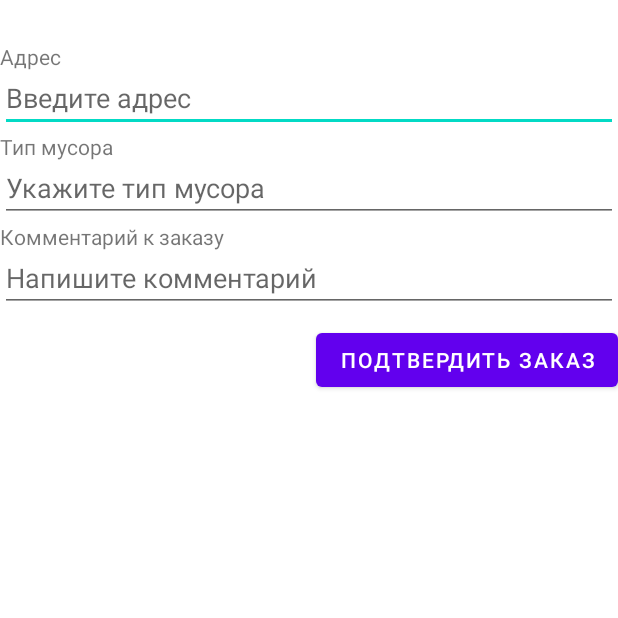
After one commit to ShmerlingMax/Garbage, an Android app: the CreateOrderActivity screen opened directly, with no data from a screen before it, on a phone screen of 412 x 824 dp, the top half of it. The commit adds this screen. Run offline under Robolectric (Android 15) with nearby library versions, the phone set to English and light mode, and no system bars.

Commit message:
Add CreateOrderActivity and start save it in firebase

```diff
--- /dev/null
+++ b/Garbage_Kings/app/src/main/java/com/example/garbagekings/CreateOrderActivity.java
@@ -0,0 +1,33 @@
+package com.example.garbagekings;
+
+import androidx.appcompat.app.AppCompatActivity;
+
+import android.os.Bundle;
+import android.view.View;
+import android.widget.Button;
+import android.widget.EditText;
+
+public class CreateOrderActivity extends AppCompatActivity {
+
+    Button btnConfirmOrder;
+
+    @Override
+    protected void onCreate(Bundle savedInstanceState) {
+        super.onCreate(savedInstanceState);
+        setContentView(R.layout.activity_create_order);
+
+        btnConfirmOrder = findViewById(R.id.btnConfirmOrder);
+        btnConfirmOrder.setOnClickListener(new View.OnClickListener() {
+            @Override
+            public void onClick(View v) {
+                EditText addressText = findViewById(R.id.address);
+                EditText garbageTypeText = findViewById(R.id.garbageType);
+                EditText commentText = findViewById(R.id.comment);
+
+                String address = addressText.getText().toString();
+                String garbageType = garbageTypeText.getText().toString();
+                String comment = commentText.getText().toString();
+            }
+        });
+    }
+}
--- /dev/null
+++ b/Garbage_Kings/app/src/main/res/layout/activity_create_order.xml
@@ -0,0 +1,83 @@
+<?xml version="1.0" encoding="utf-8"?>
+<androidx.constraintlayout.widget.ConstraintLayout xmlns:android="http://schemas.android.com/apk/res/android"
+    xmlns:app="http://schemas.android.com/apk/res-auto"
+    xmlns:tools="http://schemas.android.com/tools"
+    android:layout_width="match_parent"
+    android:layout_height="match_parent"
+    tools:context=".CreateOrderActivity">
+
+    <TextView
+        android:id="@+id/addressLabel"
+        android:layout_width="0dp"
+        android:layout_height="20dp"
+        android:layout_marginTop="28dp"
+        android:text="@string/address_label"
+        app:layout_constraintHorizontal_bias="0.0"
+        app:layout_constraintLeft_toLeftOf="parent"
+        app:layout_constraintRight_toRightOf="parent"
+        app:layout_constraintTop_toTopOf="parent" />
+
+    <EditText
+        android:id="@+id/address"
+        android:layout_width="0dp"
+        android:layout_height="40dp"
+        android:layout_marginTop="20dp"
+        android:hint="@string/enter_address"
+        app:layout_constraintHorizontal_bias="1.0"
+        app:layout_constraintLeft_toLeftOf="parent"
+        app:layout_constraintRight_toRightOf="parent"
+        app:layout_constraintTop_toTopOf="@id/addressLabel" />
+
+    <TextView
+        android:id="@+id/garbageTypeLabel"
+        android:layout_width="0dp"
+        android:layout_height="20dp"
+        android:layout_marginTop="40dp"
+        android:text="@string/garbage_type_label"
+        app:layout_constraintHorizontal_bias="0.0"
+        app:layout_constraintLeft_toLeftOf="parent"
+        app:layout_constraintRight_toRightOf="parent"
+        app:layout_constraintTop_toTopOf="@id/address" />
+
+    <EditText
+        android:id="@+id/garbageType"
+        android:layout_width="0dp"
+        android:layout_height="40dp"
+        android:layout_marginTop="20dp"
+        android:hint="@string/enter_garbage_type"
+        app:layout_constraintHorizontal_bias="0.0"
+        app:layout_constraintLeft_toLeftOf="parent"
+        app:layout_constraintRight_toRightOf="parent"
+        app:layout_constraintTop_toTopOf="@id/garbageTypeLabel" />
+
+    <TextView
+        android:id="@+id/commentLabel"
+        android:layout_width="0dp"
+        android:layout_height="20dp"
+        android:layout_marginTop="40dp"
+        android:text="@string/comment_label"
+        app:layout_constraintHorizontal_bias="0.0"
+        app:layout_constraintLeft_toLeftOf="parent"
+        app:layout_constraintRight_toRightOf="parent"
+        app:layout_constraintTop_toTopOf="@id/garbageType" />
+
+    <EditText
+        android:id="@+id/comment"
+        android:layout_width="0dp"
+        android:layout_height="40dp"
+        android:layout_marginTop="20dp"
+        android:hint="@string/enter_comment"
+        app:layout_constraintHorizontal_bias="0.0"
+        app:layout_constraintLeft_toLeftOf="parent"
+        app:layout_constraintRight_toRightOf="parent"
+        app:layout_constraintTop_toTopOf="@id/commentLabel" />
+
+    <Button
+        android:id="@+id/btnConfirmOrder"
+        android:layout_width="wrap_content"
+        android:layout_height="wrap_content"
+        android:layout_marginTop="48dp"
+        android:text="@string/confirm_order"
+        app:layout_constraintRight_toRightOf="parent"
+        app:layout_constraintTop_toTopOf="@id/comment" />
+</androidx.constraintlayout.widget.ConstraintLayout>
--- a/Garbage_Kings/app/src/main/res/values/strings.xml
+++ b/Garbage_Kings/app/src/main/res/values/strings.xml
@@ -15,6 +15,7 @@
     <string name="title_order">Заказы</string>
     <string name="title_profile">Профиль</string>
     <string name="title_activity_settings">SettingsActivity</string>
+    <string name="create_order">Создать заказ</string>
     <!-- Strings used for fragments for navigation -->
     <string name="first_fragment_label">First Fragment</string>
     <string name="second_fragment_label">Second Fragment</string>
@@ -38,4 +39,14 @@
     <string name="attachment_summary_on">Automatically download attachments for incoming emails
     </string>
     <string name="attachment_summary_off">Only download attachments when manually requested</string>
+
+    <!-- Strings to create order -->
+    <string name="address_label">Адрес</string>
+    <string name="garbage_type_label">Тип мусора</string>
+    <string name="comment_label">Комментарий к заказу</string>
+    <string name="enter_address">Введите адрес</string>
+    <string name="enter_garbage_type">Укажите тип мусора</string>
+    <string name="enter_comment">Напишите комментарий</string>
+    <string name="confirm_order">Подтвердить заказ</string>
+
 </resources>
```
Also changed, not shown: Garbage_Kings/app/src/main/AndroidManifest.xml (+4 -7 lines), Garbage_Kings/app/src/main/java/com/example/garbagekings/Modules/OrderViewAdapter.java (added, +58 -0 lines), Garbage_Kings/app/src/main/res/layout/orderview_item.xml (added, +26 -0 lines).
